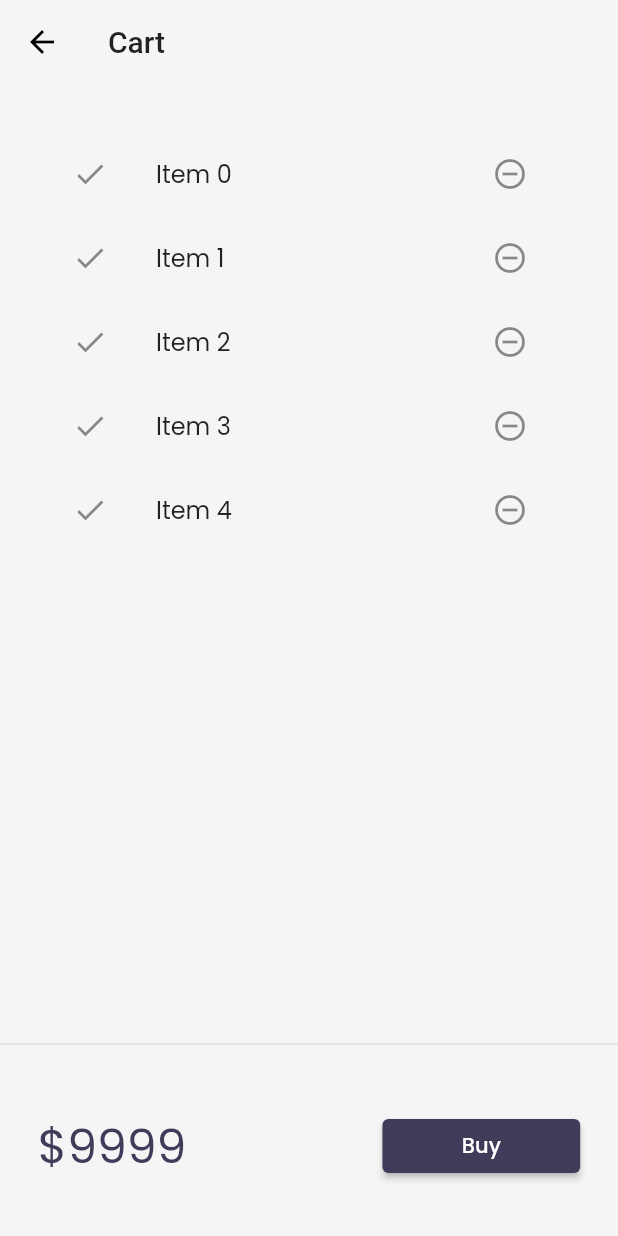
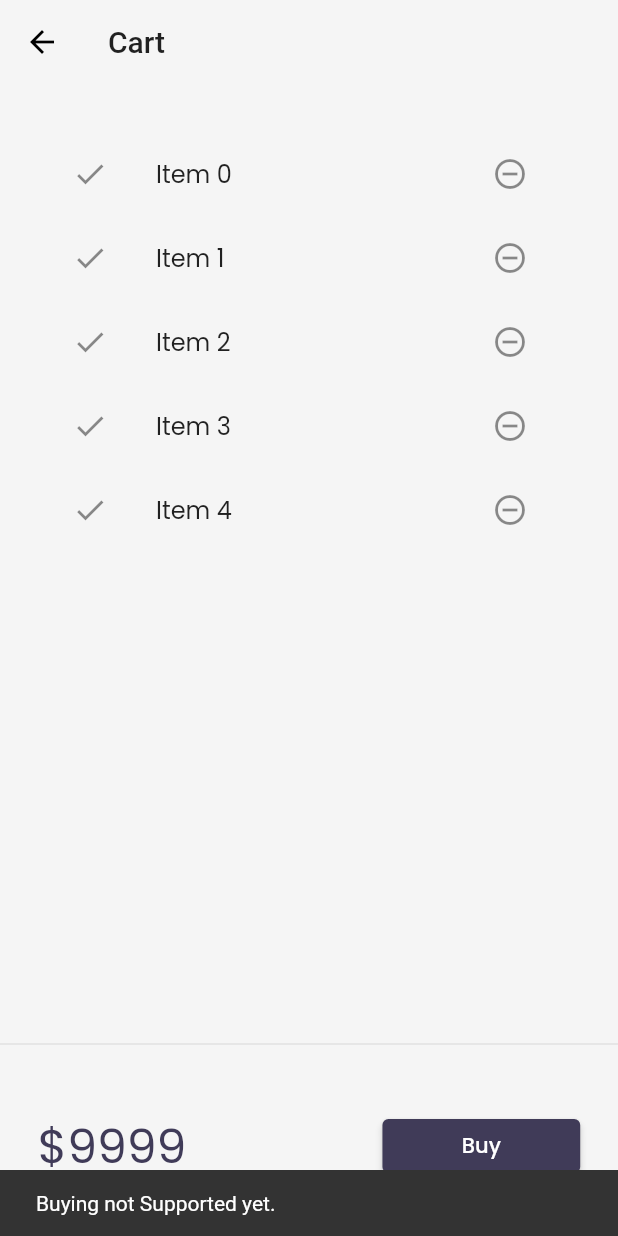
Before and after one commit to Kohina0318/flutter_catalogue_app, a Flutter app: the CartPage screen opened by its route, after a tap on "Buy", on a phone screen of 412 x 824 dp. Run offline on Flutter 3.47's test engine with Material 2 defaults, Android fonts, the phone set to English and light mode, and no system bars; our stand-ins replace google_fonts, velocity_x; network calls fail.

Commit message:
Merge  chapter 21

```diff
--- a/lib/pages/cart_page.dart
+++ b/lib/pages/cart_page.dart
@@ -1,4 +1,3 @@
-import 'package:flutter/cupertino.dart';
 import 'package:flutter/material.dart';
 import 'package:flutter_cataloge/widgets/themes.dart';
 import "package:velocity_x/velocity_x.dart";
@@ -35,7 +34,13 @@ class _CartTotal extends StatelessWidget {
         children: [
           "\$9999".text.xl4.color(context.theme.primaryColor).make(),
           30.widthBox,
-          ElevatedButton(onPressed: (){},
+          ElevatedButton(
+            onPressed: (){
+              ScaffoldMessenger.of(context).showSnackBar(
+                SnackBar(
+                content:"Buying not Supported yet.".text.make()
+              ));
+            },
           style: ButtonStyle(
             backgroundColor: MaterialStateProperty.all(context.theme.floatingActionButtonTheme.backgroundColor)
           ),
--- a/lib/widgets/home_widgets/catalog_list.dart
+++ b/lib/widgets/home_widgets/catalog_list.dart
@@ -12,8 +12,8 @@ class CatalogList extends StatelessWidget {
         shrinkWrap: true,
         itemCount: CatalogModel.item.length,
         itemBuilder: (context, index) {
-          final catalog = CatalogModel.getByPosition(index);
-          // final catalog = CatalogModel.item[index];
+          // final catalog = CatalogModel.getByPosition(index);
+          final catalog = CatalogModel.item[index];
           return InkWell(
             onTap: () => Navigator.push(
                 context,
```
Also changed, not shown: lib/models/cart.dart (added, +36 -0 lines).
